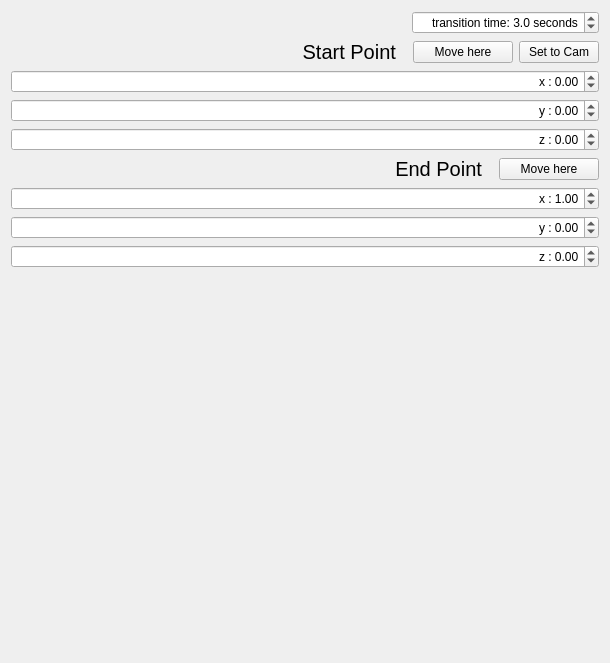
Before: the Qt Designer form rqt_pose_interpolator/src/pose_interpolator.ui in AIS-Bonn/rviz_cinematographer, drawn with Qt 5.
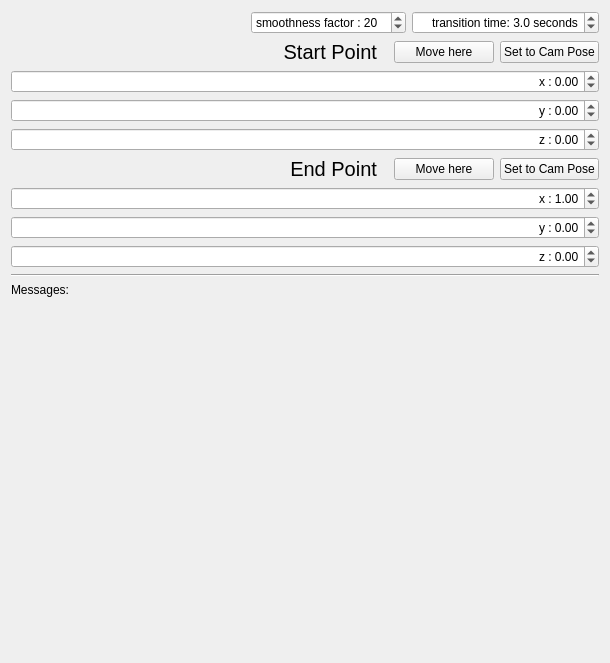
After: the same form once the commit is applied.

Commit message: rqt_pose_interpolator: added button to set end point to the current camera pose + added spin box for "smoothness factor" which internally is the distance from the eye point to the focus point

Diff of the .ui file:
```diff
--- a/rqt_pose_interpolator/src/pose_interpolator.ui
+++ b/rqt_pose_interpolator/src/pose_interpolator.ui
@@ -31,6 +31,22 @@
          </property>
         </spacer>
        </item>
+       <item>
+        <widget class="QDoubleSpinBox" name="smoothness_spin_box">
+         <property name="prefix">
+          <string>smoothness factor : </string>
+         </property>
+         <property name="decimals">
+          <number>0</number>
+         </property>
+         <property name="minimum">
+          <double>1.000000000000000</double>
+         </property>
+         <property name="value">
+          <double>20.000000000000000</double>
+         </property>
+        </widget>
+       </item>
        <item>
         <widget class="QDoubleSpinBox" name="transition_time_spin_box">
          <property name="alignment">
@@ -120,7 +136,7 @@
            <item>
             <widget class="QPushButton" name="set_to_cam_button">
              <property name="text">
-              <string>Set to Cam</string>
+              <string>Set to Cam Pose</string>
              </property>
             </widget>
            </item>
@@ -234,6 +250,13 @@
                </property>
               </widget>
              </item>
+             <item>
+              <widget class="QPushButton" name="set_end_to_cam_button">
+               <property name="text">
+                <string>Set to Cam Pose</string>
+               </property>
+              </widget>
+             </item>
             </layout>
            </item>
            <item>
@@ -296,6 +319,20 @@
              </property>
             </widget>
            </item>
+           <item>
+            <widget class="Line" name="line">
+             <property name="orientation">
+              <enum>Qt::Horizontal</enum>
+             </property>
+            </widget>
+           </item>
+           <item>
+            <widget class="QLabel" name="messages_label">
+             <property name="text">
+              <string>Messages: </string>
+             </property>
+            </widget>
+           </item>
            <item>
             <spacer name="verticalSpacer_2">
              <property name="orientation">
```
Left out of the diff: 2 changed lines with no effect on the pictures. The commit also changes 2 other files.
